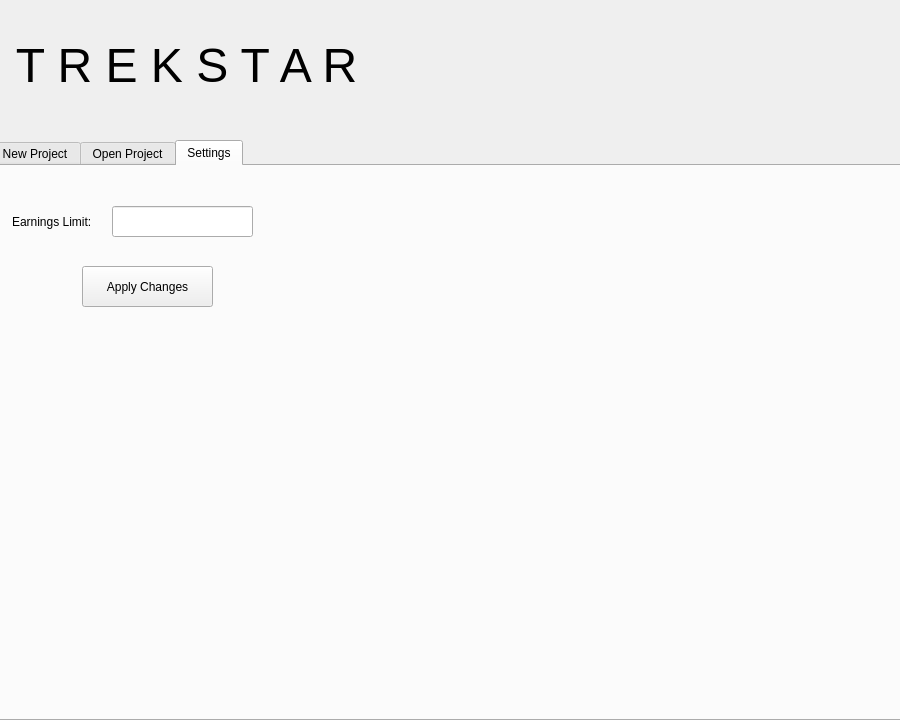
EdwinLangley/SDI-TrekStar-Application, file TrekStarApp/forms/mainwindow.ui: the form before one commit.
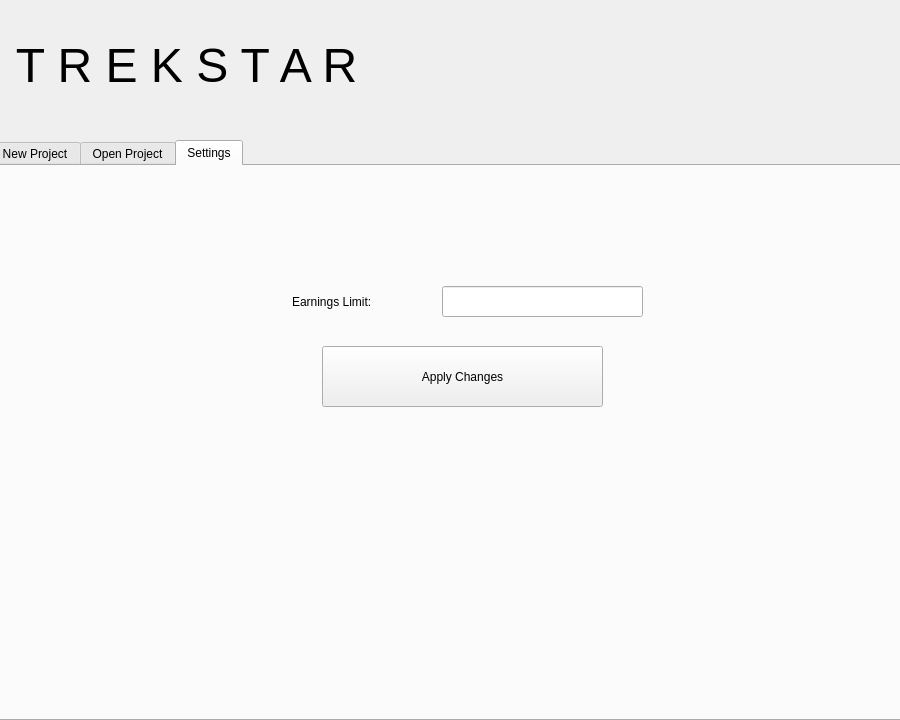
The form after the commit. The open tabs and pages were chosen to show the change. Icons and pictures are not drawn.

Patch:
```diff
--- a/TrekStarApp/forms/mainwindow.ui
+++ b/TrekStarApp/forms/mainwindow.ui
@@ -487,9 +487,9 @@
      <widget class="QLineEdit" name="txtEarningsLimit">
       <property name="geometry">
        <rect>
-        <x>120</x>
-        <y>40</y>
-        <width>141</width>
+        <x>450</x>
+        <y>120</y>
+        <width>201</width>
         <height>31</height>
        </rect>
       </property>
@@ -497,9 +497,9 @@
      <widget class="QLabel" name="lblEarningsLimit">
       <property name="geometry">
        <rect>
-        <x>20</x>
-        <y>40</y>
-        <width>81</width>
+        <x>300</x>
+        <y>120</y>
+        <width>121</width>
         <height>31</height>
        </rect>
       </property>
@@ -510,10 +510,10 @@
      <widget class="QPushButton" name="cmdApplySettings">
       <property name="geometry">
        <rect>
-        <x>90</x>
-        <y>100</y>
-        <width>131</width>
-        <height>41</height>
+        <x>330</x>
+        <y>180</y>
+        <width>281</width>
+        <height>61</height>
        </rect>
       </property>
       <property name="text">
```
Left out of the diff: 2 changed lines with no effect on the pictures.
